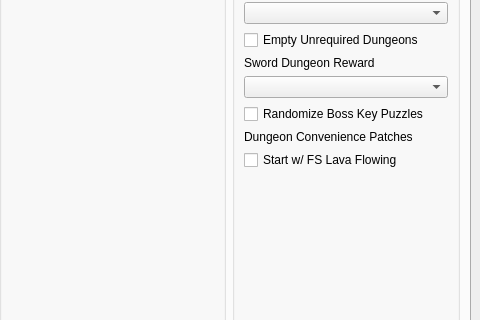
Before: the Qt Designer form gui/randogui.ui in ssrando/ssrando, drawn with Qt 5; both pictures show x 722 to 1202 and y 187 to 507 of the 1202 by 759 pixel window.
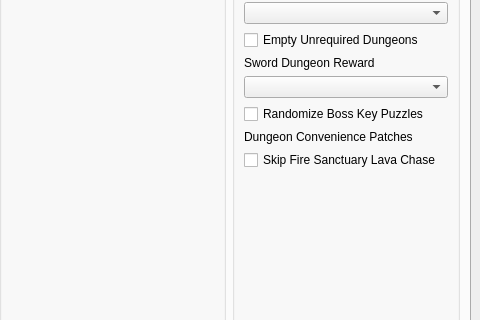
After: the same form once the commit is applied.

Commit message: Update option text

```diff
--- a/gui/randogui.ui
+++ b/gui/randogui.ui
@@ -971,7 +971,7 @@
              <item>
               <widget class="QCheckBox" name="option_fs_lava_flow">
                <property name="text">
-                <string>Start w/ FS Lava Flowing</string>
+                <string>Skip Fire Sanctuary Lava Chase</string>
                </property>
               </widget>
              </item>
```
The commit also changes 1 other file.
